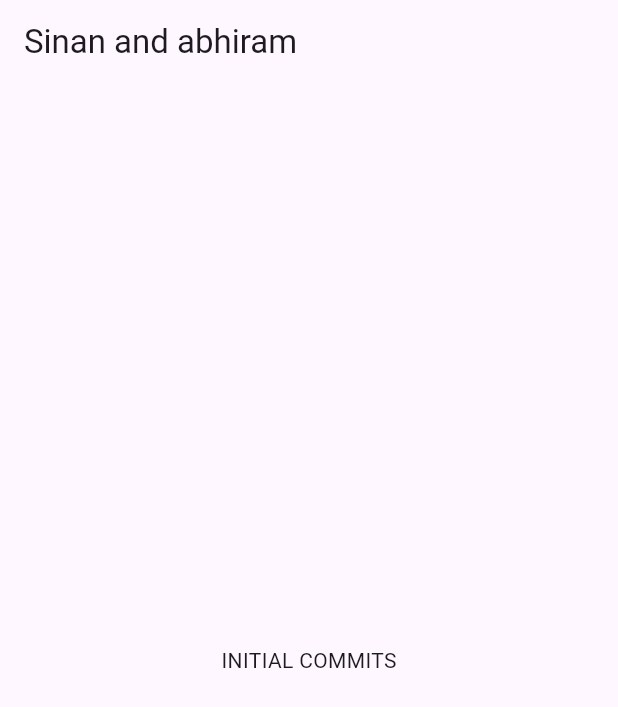
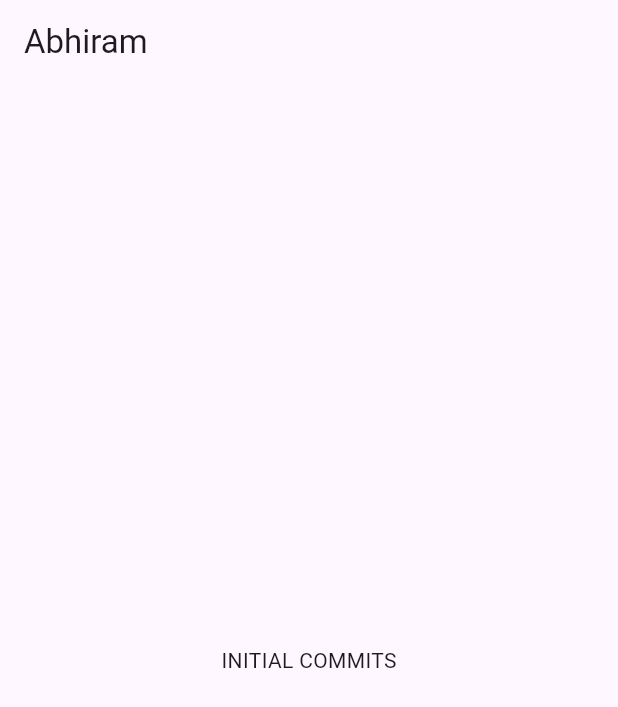
Before and after one commit to sinancholakkal/MindMath-AI-Calculator, a Flutter app: the screen it shows after launch, on a phone screen of 412 x 824 dp. Shown: the top 707 px of the screen. Run offline on Flutter 3.47's test engine with Material 3 defaults, Android fonts, the phone set to English and light mode, and no system bars.

Commit message:
Conflit/new

```diff
--- a/lib/main.dart
+++ b/lib/main.dart
@@ -19,7 +19,7 @@ class MyHomePage extends StatelessWidget {
   @override
   Widget build(BuildContext context) {
     return Scaffold(
-      appBar: AppBar(title: Text('Sinan and abhiram')),
+      appBar: AppBar(title: Text('Abhiram')),
       body: Center(child: Text("INITIAL COMMITS")),
     );
   }
```
